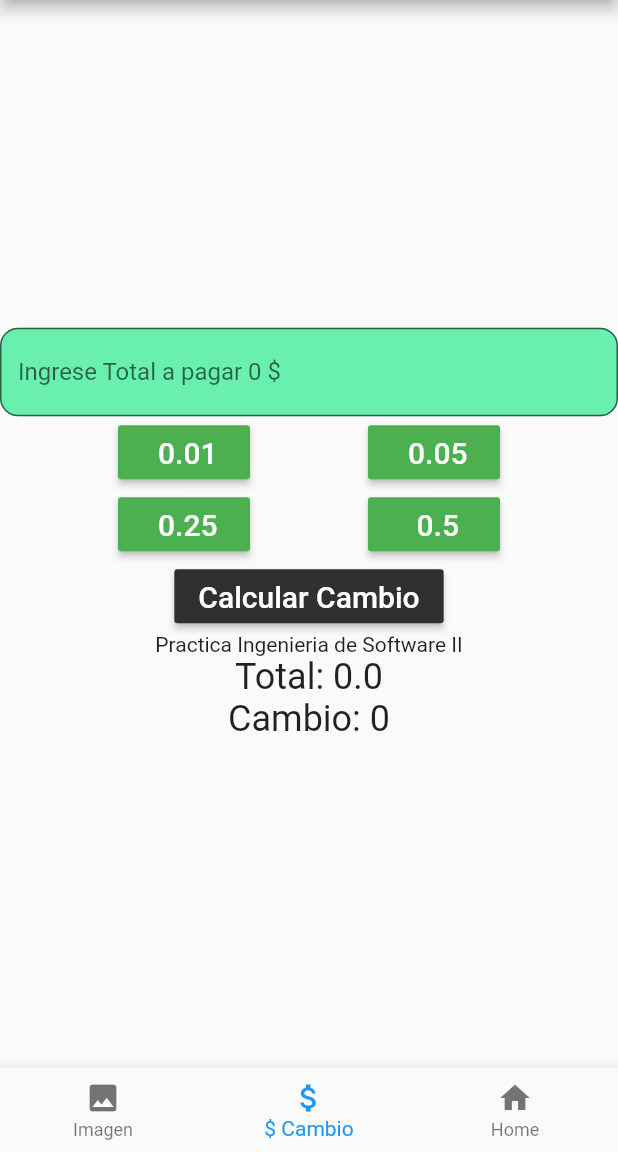
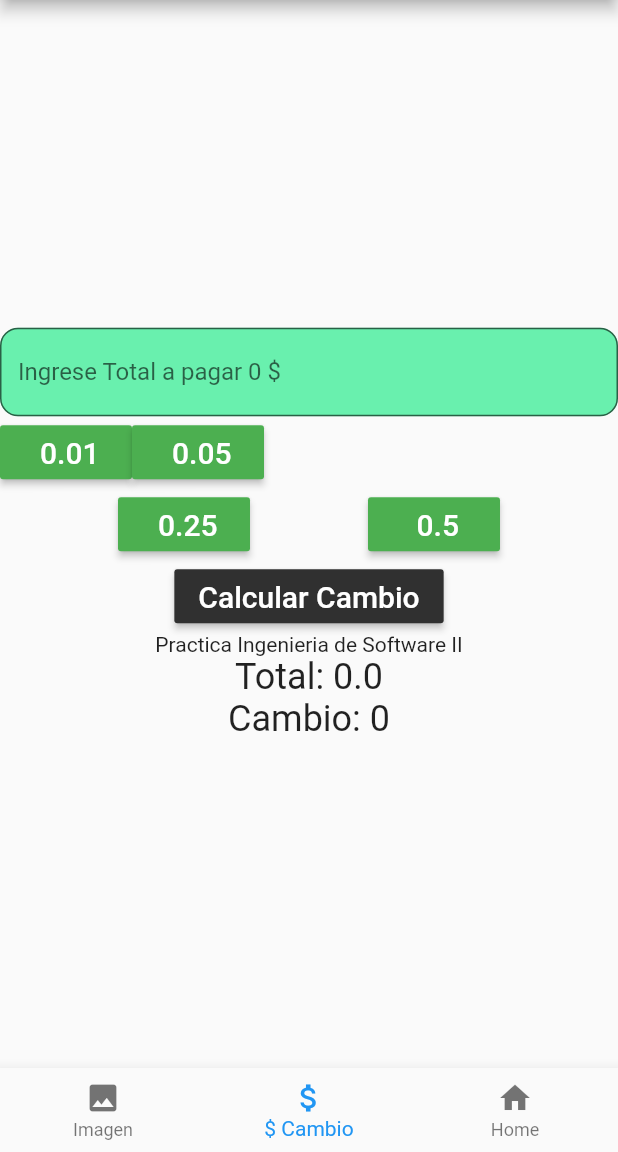
Before and after one commit to Garciaa94/ContadorMonedasDescuento, a Flutter app: the screen it shows after launch, item 2 of the bottom bar chosen, on a phone screen of 412 x 824 dp, the part 84-1236 px from its top. Run offline on Flutter 3.47's test engine with Material 2 defaults, Android fonts, the phone set to English and light mode, and no system bars; network calls fail.

Commit message:
update ejemplo

```diff
--- a/lib/implementaciones/Descuento.dart
+++ b/lib/implementaciones/Descuento.dart
@@ -84,7 +84,7 @@ class DescuentoState extends State<Descuento>{
   ),
 
 ), new Row(
-            mainAxisAlignment: MainAxisAlignment.spaceEvenly,
+
         children: <Widget>[
            new RaisedButton(
                     color: Colors.green,
--- a/lib/implementaciones/Imagenes.dart
+++ b/lib/implementaciones/Imagenes.dart
@@ -15,6 +15,7 @@ class ImagenesState extends State<Imagenes>{
 
   Widget build(BuildContext context) {
     return MaterialApp(
+            debugShowCheckedModeBanner: false,
       home: Scaffold(
         resizeToAvoidBottomPadding: false,
         body: Stack(
--- a/lib/main.dart
+++ b/lib/main.dart
@@ -5,6 +5,7 @@ import 'package:ejemplo_flutter/implementaciones/Inicio.dart';
 
 void main(){
   runApp(new MaterialApp(
+          debugShowCheckedModeBanner: false,
     home: new MyApp(),
   ));
 }
```
